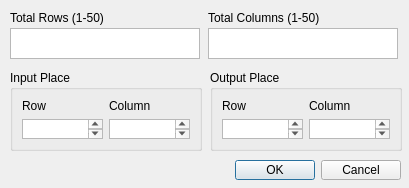
First picture: the form in sizesetting.ui, repository GodofTheFallen/DMFB-Simulator, before the edit.
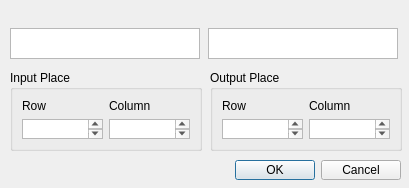
Second picture: the form after the edit.

Diff of the .ui file:
```diff
--- a/sizesetting.ui
+++ b/sizesetting.ui
@@ -157,7 +157,7 @@
     </rect>
    </property>
    <property name="text">
-    <string>Total Columns (1-50)</string>
+    <string/>
    </property>
   </widget>
   <widget class="QPlainTextEdit" name="plainTextEdit_2">
@@ -202,7 +202,7 @@
     </rect>
    </property>
    <property name="text">
-    <string>Total Rows (1-50)</string>
+    <string/>
    </property>
   </widget>
  </widget>
```
Left out of the diff: 24 changed lines with no effect on the pictures.
